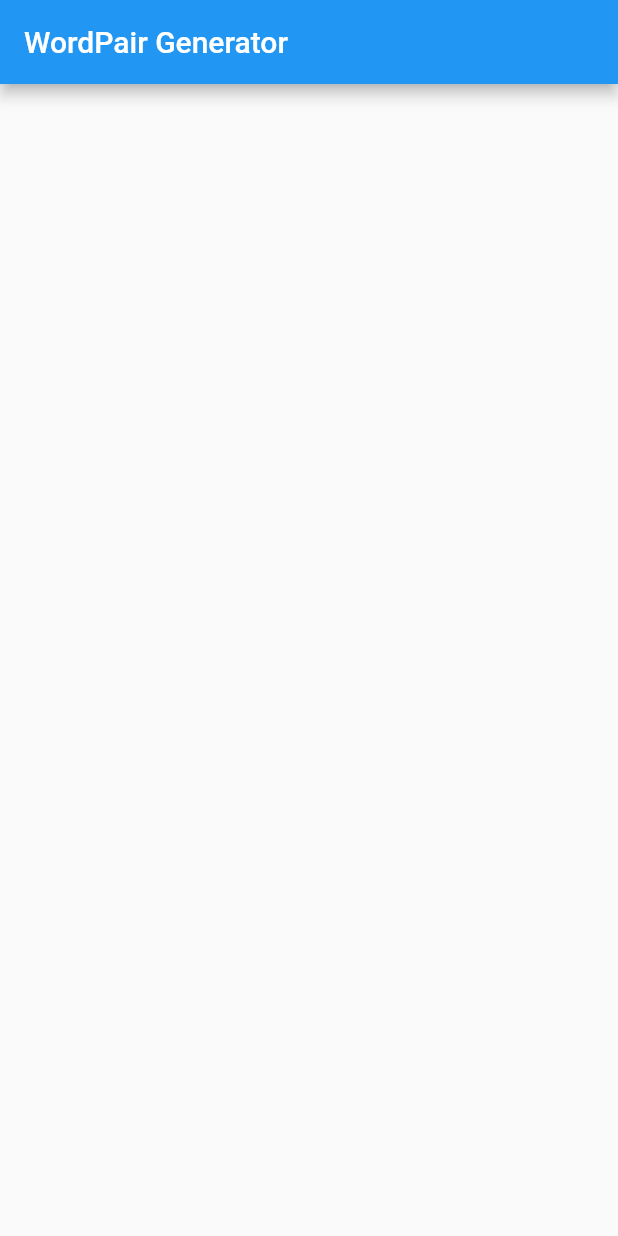
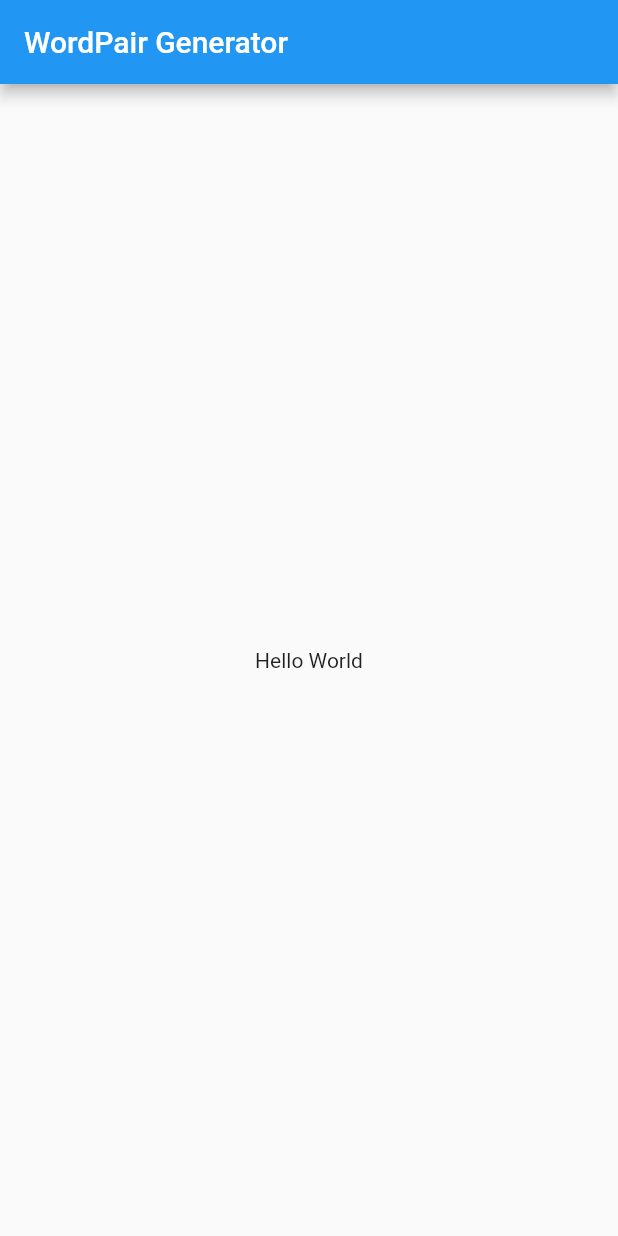
Before and after one commit to richardingwe/wordpair_generator, a Flutter app: the screen it shows after launch, on a phone screen of 412 x 824 dp. Run offline on Flutter 3.47's test engine with Material 2 defaults, Android fonts, the phone set to English and light mode, and no system bars.

Commit message:
added body

```diff
--- a/lib/main.dart
+++ b/lib/main.dart
@@ -10,6 +10,7 @@ class MyApp extends StatelessWidget {
         theme: ThemeData(primaryColor: Colors.purple[900]),
         home: Scaffold(
           appBar: AppBar(title: Text('WordPair Generator')),
+          body: Center(child: Text('Hello World'),),
         ));
   }
 }
```
